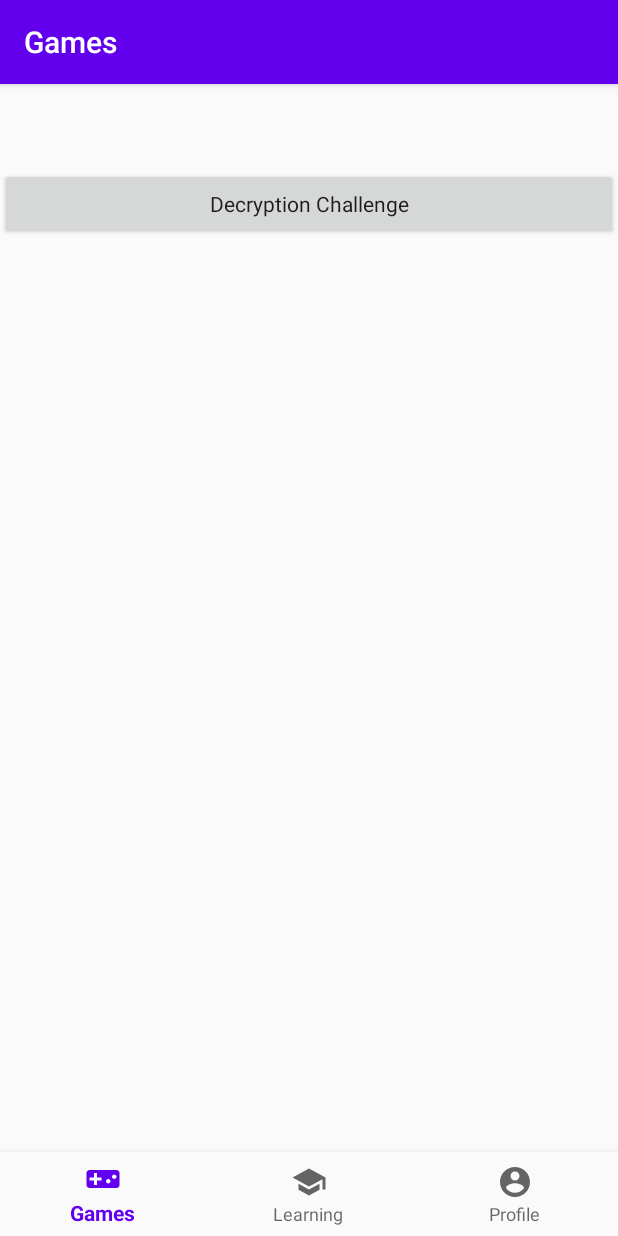
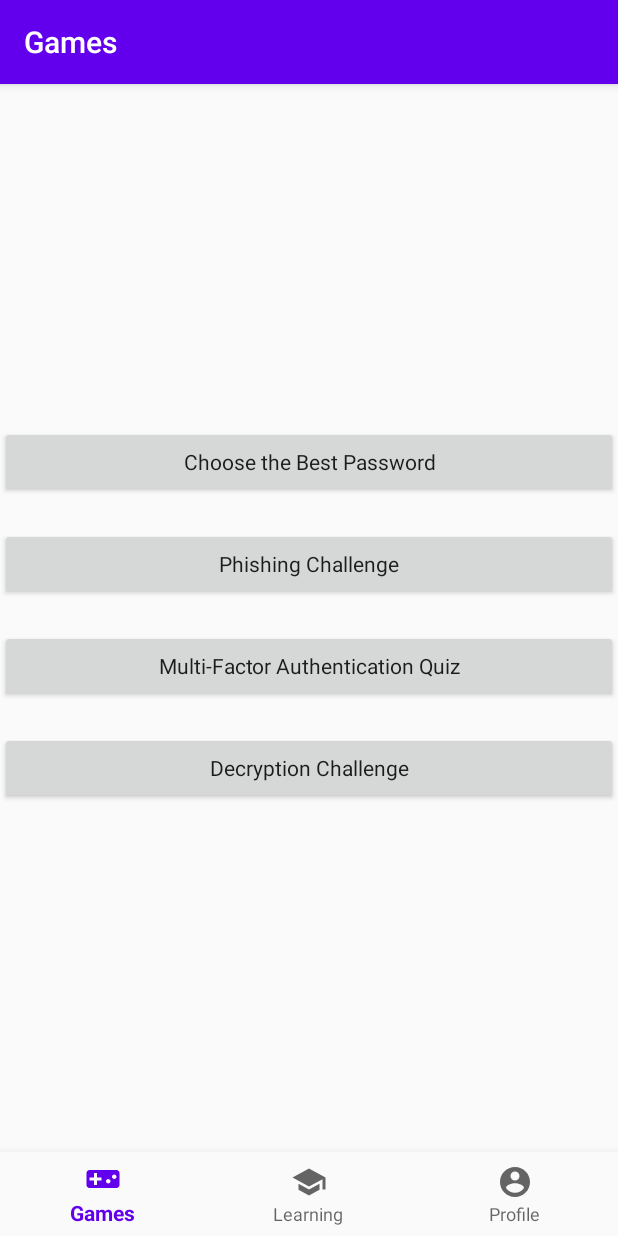
Before and after one commit to amlubinger/Security-Training-App, an Android app: the screen it shows after launch (MainActivity), on a phone screen of 412 x 824 dp. Run offline under Robolectric (Android 15) with nearby library versions, the phone set to English and light mode, and no system bars; our stand-ins replace navigation-ui; 2 statements that could not run were skipped.

Commit message:
Fixed a thing studio was complaining about

```diff
--- a/app/src/main/res/layout/fragment_games.xml
+++ b/app/src/main/res/layout/fragment_games.xml
@@ -40,8 +40,9 @@
         android:id="@+id/button_decryption_challenge"
         android:layout_width="match_parent"
         android:layout_height="wrap_content"
+        android:layout_marginBottom="288dp"
         android:text="Decryption Challenge"
         android:textAppearance="@style/TextAppearance.AppCompat.Body1"
-        tools:layout_editor_absoluteX="0dp"
-        tools:layout_editor_absoluteY="323dp" />
+        app:layout_constraintBottom_toBottomOf="parent"
+        tools:layout_editor_absoluteX="-16dp" />
 </androidx.constraintlayout.widget.ConstraintLayout>
```
